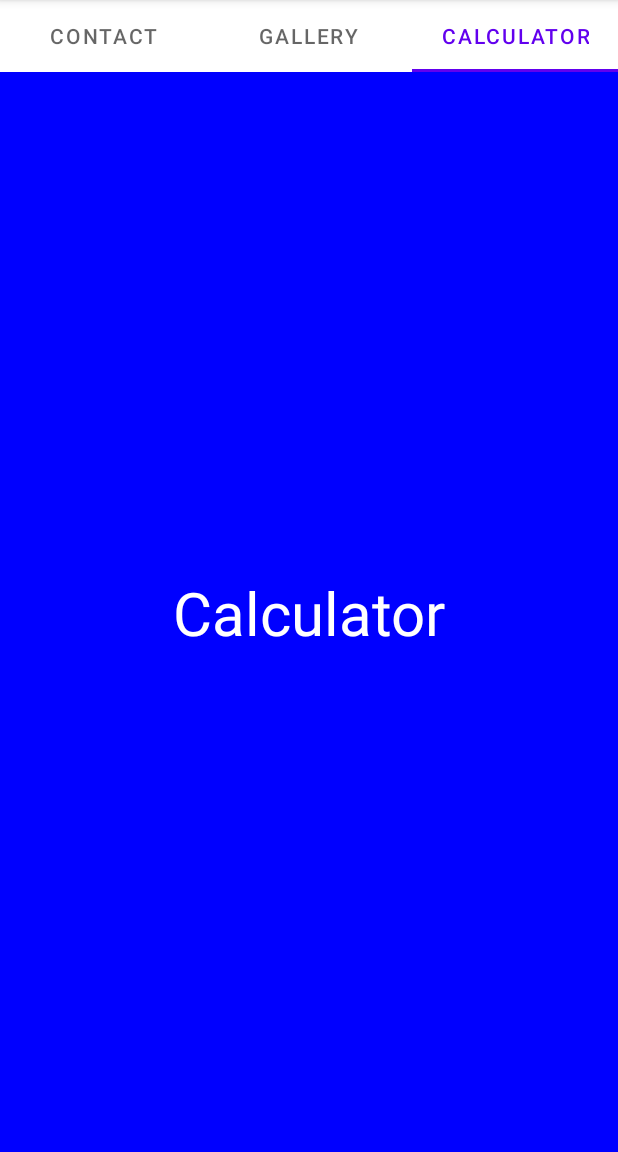
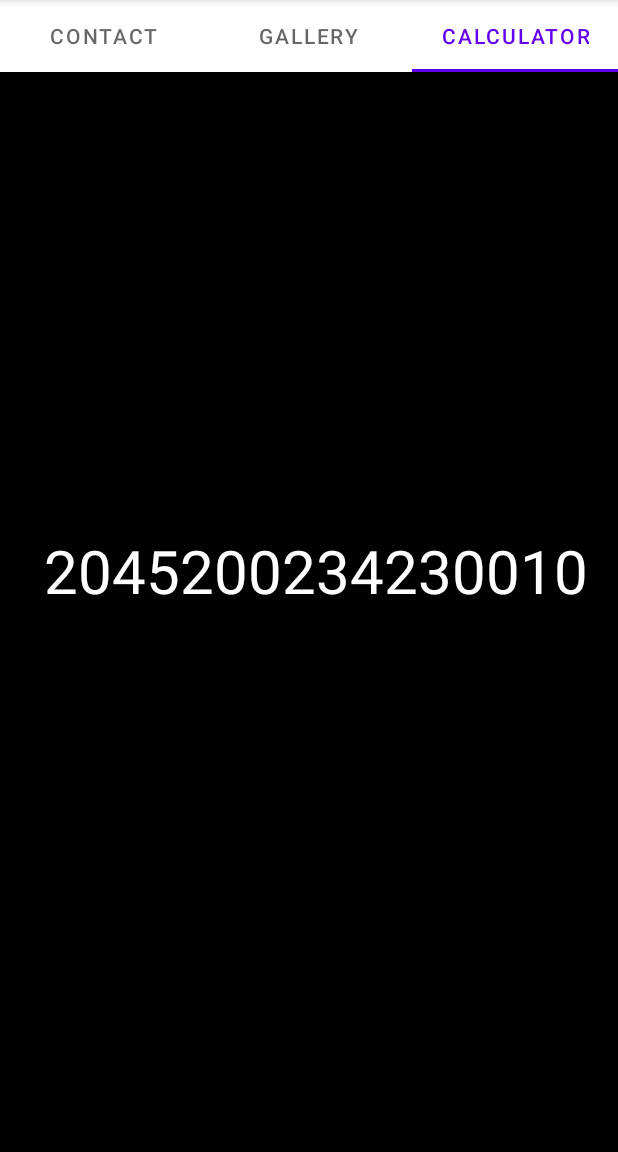
Before and after one commit to GlacialGlen/mol12345, an Android app: the screen it shows after launch (MainActivity), tab 3 chosen, on a phone screen of 412 x 824 dp, the part 84-1236 px from its top. Run offline under Robolectric (Android 15) with nearby library versions, the phone set to English and light mode, and no system bars.

```diff
--- a/app/build.gradle
+++ b/app/build.gradle
@@ -8,7 +8,7 @@ android {
 
     defaultConfig {
         applicationId "com.example.mol12345"
-        minSdk 21
+        minSdk 26
         targetSdk 33
         versionCode 1
         versionName "1.0"
--- /dev/null
+++ b/app/src/main/java/com/example/mol12345/Calculator.kt
@@ -0,0 +1,6 @@
+package com.example.mol12345
+
+// 계산기의 '기능적'인 부분들
+class Calculator {
+
+}
--- a/app/src/main/java/com/example/mol12345/Fragment03.kt
+++ b/app/src/main/java/com/example/mol12345/Fragment03.kt
@@ -8,6 +8,9 @@ import androidx.fragment.app.Fragment
 
 class Fragment03: Fragment() {
     override fun onCreateView(inflater: LayoutInflater, container: ViewGroup?, savedInstanceState: Bundle?): View? {
-        return inflater.inflate(R.layout.fragment_03, container, false)
+        val fragmentView = inflater.inflate(R.layout.fragment_03, container, false)
+
+
+        return fragmentView
     }
 }
--- a/app/src/main/res/layout/fragment_03.xml
+++ b/app/src/main/res/layout/fragment_03.xml
@@ -4,19 +4,43 @@
     android:layout_width="match_parent"
     android:layout_height="match_parent"
     xmlns:app="http://schemas.android.com/apk/res-auto"
-    android:background="#0000FF">
+    android:background="#000000">
 
     <TextView
-        android:layout_width="wrap_content"
-        android:layout_height="wrap_content"
-        android:gravity="center"
-        android:text="@string/calculator"
-        android:textSize="40sp"
+        android:id="@+id/calculator_display"
+        android:layout_width="match_parent"
+        android:layout_height="90dp"
+        android:gravity="end"
+        android:text="@string/calculator_zero"
         android:textColor="#FFFFFF"
+        android:autoSizeTextType="uniform"
+        android:autoSizeMinTextSize="20sp"
+        android:autoSizeMaxTextSize="100sp"
+        android:autoSizeStepGranularity="2sp"
         app:layout_constraintBottom_toBottomOf="parent"
         app:layout_constraintEnd_toEndOf="parent"
         app:layout_constraintStart_toStartOf="parent"
         app:layout_constraintTop_toTopOf="parent"
+        android:layout_marginStart="20dp"
+        android:layout_marginEnd="20dp"
+        android:layout_marginBottom="20dp"
         />
 
+    <GridLayout
+        android:id="@+id/calculator_gridlayout"
+        android:layout_width="match_parent"
+        android:layout_height="0dp"
+        app:layout_constraintHeight_percent="0.4"
+        app:layout_constraintBottom_toBottomOf="parent"
+        app:layout_constraintEnd_toEndOf="parent"
+        app:layout_constraintStart_toStartOf="parent"
+        app:layout_constraintTop_toBottomOf="@id/calculator_display"
+        android:layout_marginStart="20dp"
+        android:layout_marginEnd="20dp"
+        android:layout_marginBottom="20dp"
+        >
+
+
+    </GridLayout>
+
 </androidx.constraintlayout.widget.ConstraintLayout>
--- a/app/src/main/res/values/strings.xml
+++ b/app/src/main/res/values/strings.xml
@@ -4,4 +4,5 @@
     <string name="gallery">Gallery</string>
     <string name="calculator">Calculator</string>
     <string name="no_image">Something wrong, no image found</string>
+    <string name="calculator_zero">2045200234230010</string>
 </resources>
```
